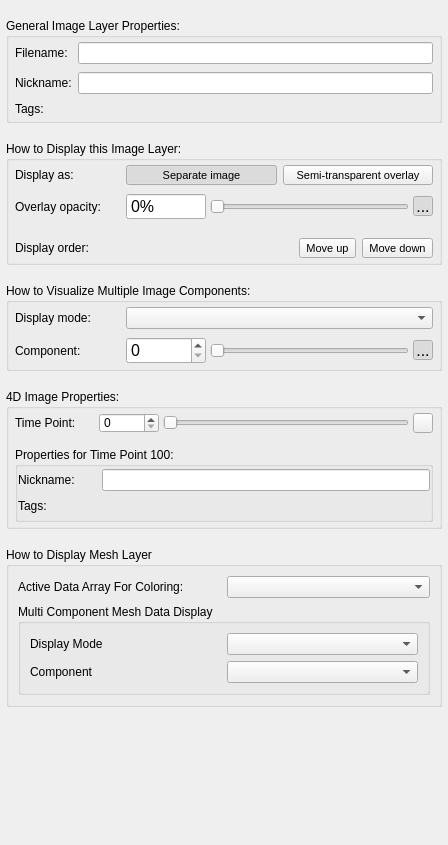
First picture: the form in GUI/Qt/Components/GeneralLayerInspector.ui, repository pyushkevich/itksnap, before the edit.
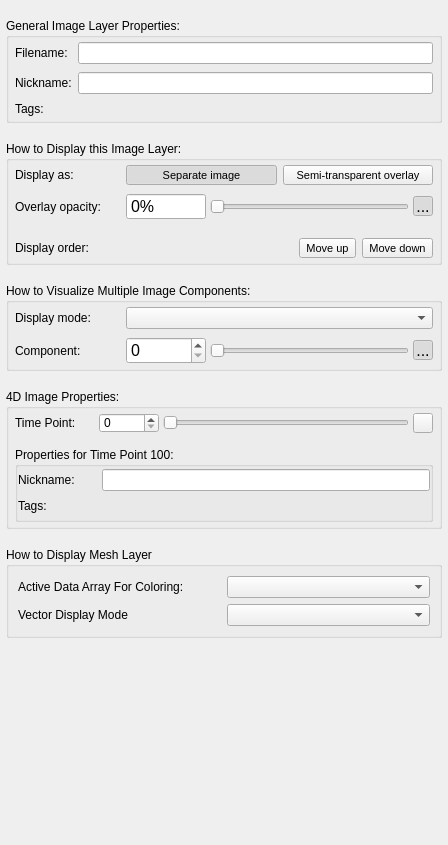
Second picture: the form after the edit. Icons and pictures are not drawn. Custom widgets are drawn as their Qt base class.

Commit message: czi-70: refactor of multi-component rendering

```diff
--- a/GUI/Qt/Components/GeneralLayerInspector.ui
+++ b/GUI/Qt/Components/GeneralLayerInspector.ui
@@ -871,33 +871,18 @@
        </layout>
       </item>
       <item>
-       <widget class="QGroupBox" name="grpMCMesh">
-        <property name="title">
-         <string>Multi Component Mesh Data Display</string>
-        </property>
-        <layout class="QGridLayout" name="gridLayout_6">
-         <item row="0" column="0">
-          <widget class="QLabel" name="lblMeshMCMode">
+       <layout class="QHBoxLayout" name="grpVectorMode">
+        <item>
+         <widget class="QLabel" name="lblMeshVectorMode">
            <property name="text">
-            <string>Display Mode</string>
+           <string>Vector Display Mode</string>
            </property>
           </widget>
          </item>
-         <item row="0" column="1">
-          <widget class="QComboBox" name="boxMeshMCMode"/>
-         </item>
-         <item row="1" column="0">
-          <widget class="QLabel" name="lblMeshCompName">
-           <property name="text">
-            <string>Component</string>
-           </property>
-          </widget>
-         </item>
-         <item row="1" column="1">
-          <widget class="QComboBox" name="boxMeshCompName"/>
-         </item>
-        </layout>
-       </widget>
+        <item>
+         <widget class="QComboBox" name="boxMeshVectorMode"/>
+        </item>
+       </layout>
       </item>
      </layout>
     </widget>
```
Lines whose indentation alone changed are shown as unchanged. The commit also changes 12 other files.
